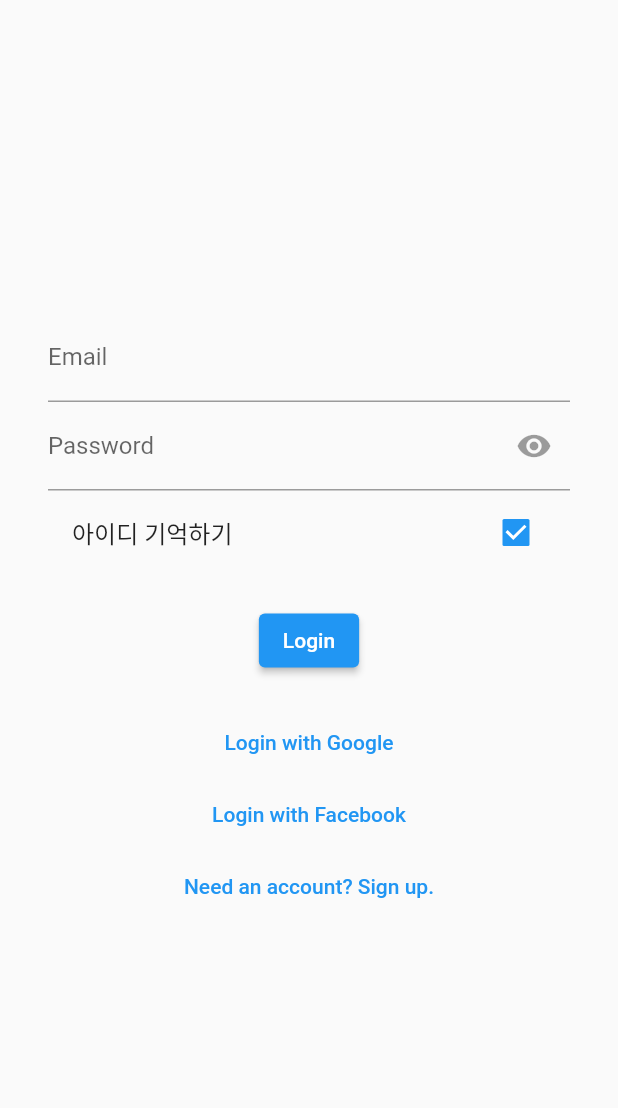
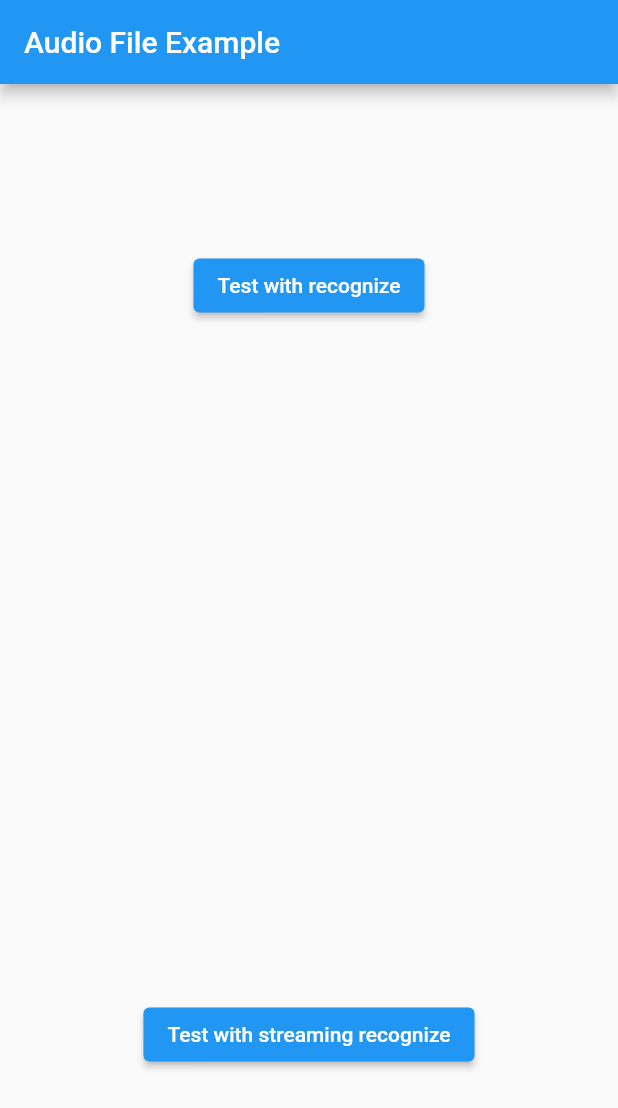
Before and after one commit to kangbba/transpresentation, a Flutter app: the screen it shows after launch, on a phone screen of 412 x 824 dp. Shown: the top 1108 px of the screen. Run offline on Flutter 3.47's test engine with Material 2 defaults, Android fonts, the phone set to English and light mode, and no system bars; our stand-ins replace cloud_firestore, firebase_auth, firebase_core, fluttertoast, google_sign_in, loading_animation_widget and 1 more; missing offline and left inert: google_speech, lecle_volume_flutter; accounts and stored records are empty; project files that could hold a hidden picture were left out.

Commit message:
adding googleCloudSpeech

```diff
--- a/lib/main.dart
+++ b/lib/main.dart
@@ -1,6 +1,7 @@
 import 'package:flutter/material.dart';
 import 'package:transpresentation/screens/login_screen.dart';
 import 'package:firebase_core/firebase_core.dart';
+import 'package:transpresentation/testing/test_screen.dart';
 
 void main() async{
   WidgetsFlutterBinding.ensureInitialized();
@@ -19,7 +20,7 @@ class MyApp extends StatelessWidget {
       theme: ThemeData(
         primarySwatch: Colors.blue,
       ),
-      home: LoginScreen(),
+      home: AudioRecognize(),
     );
   }
 }
--- /dev/null
+++ b/lib/testing/test_screen.dart
@@ -0,0 +1,144 @@
+import 'dart:io';
+
+import 'package:flutter/material.dart';
+import 'package:flutter/services.dart';
+import 'package:google_speech/google_speech.dart';
+import 'package:path_provider/path_provider.dart';
+class AudioRecognize extends StatefulWidget {
+  @override
+  State<StatefulWidget> createState() => _AudioRecognizeState();
+}
+
+class _AudioRecognizeState extends State<AudioRecognize> {
+  bool recognizing = false;
+  bool recognizeFinished = false;
+  String text = '';
+  final jsonPath = 'assets/quick-woodland-376602-7a68644c54ac.json';
+
+  void recognize() async {
+    setState(() {
+      recognizing = true;
+    });
+    final serviceAccount = ServiceAccount.fromString(
+        '${(await rootBundle.loadString(jsonPath))}');
+    final speechToText = SpeechToText.viaServiceAccount(serviceAccount);
+    final config = _getConfig();
+    final audio = await _getAudioContent('test.wav');
+
+    await speechToText.recognize(config, audio).then((value) {
+      setState(() {
+        text = value.results
+            .map((e) => e.alternatives.first.transcript)
+            .join('\n');
+      });
+    }).whenComplete(() => setState(() {
+      recognizeFinished = true;
+      recognizing = false;
+    }));
+  }
+
+  void streamingRecognize() async {
+    setState(() {
+      recognizing = true;
+    });
+    final serviceAccount = ServiceAccount.fromString(
+        '${(await rootBundle.loadString(jsonPath))}');
+    final speechToText = SpeechToText.viaServiceAccount(serviceAccount);
+    final config = _getConfig();
+
+    final responseStream = speechToText.streamingRecognize(
+        StreamingRecognitionConfig(config: config, interimResults: true),
+        await _getAudioStream('test.wav'));
+
+    responseStream.listen((data) {
+      setState(() {
+        text =
+            data.results.map((e) => e.alternatives.first.transcript).join('\n');
+        recognizeFinished = true;
+      });
+    }, onDone: () {
+      setState(() {
+        recognizing = false;
+      });
+    });
+  }
+
+  RecognitionConfig _getConfig() => RecognitionConfig(
+      encoding: AudioEncoding.LINEAR16,
+      model: RecognitionModel.basic,
+      enableAutomaticPunctuation: true,
+      sampleRateHertz: 16000,
+      languageCode: 'en-US');
+
+  Future<void> _copyFileFromAssets(String name) async {
+    var data = await rootBundle.load('assets/$name');
+    final directory = await getApplicationDocumentsDirectory();
+    final path = directory.path + '/$name';
+    await File(path).writeAsBytes(
+        data.buffer.asUint8List(data.offsetInBytes, data.lengthInBytes));
+  }
+
+  Future<List<int>> _getAudioContent(String name) async {
+    final directory = await getApplicationDocumentsDirectory();
+    final path = directory.path + '/$name';
+    if (!File(path).existsSync()) {
+      await _copyFileFromAssets(name);
+    }
+    return File(path).readAsBytesSync().toList();
+  }
+
+  Future<Stream<List<int>>> _getAudioStream(String name) async {
+    final directory = await getApplicationDocumentsDirectory();
+    final path = directory.path + '/$name';
+    if (!File(path).existsSync()) {
+      await _copyFileFromAssets(name);
+    }
+    return File(path).openRead();
+  }
+
+  @override
+  Widget build(BuildContext context) {
+    return Scaffold(
+      appBar: AppBar(
+        title: Text('Audio File Example'),
+      ),
+      body: Center(
+        child: Column(
+          mainAxisAlignment: MainAxisAlignment.spaceAround,
+          children: <Widget>[
+            if (recognizeFinished)
+              Column(
+                children: <Widget>[
+                  Text(
+                    'The text recognized by the Google Speech Api:',
+                  ),
+                  SizedBox(
+                    height: 16.0,
+                  ),
+                  Text(
+                    text,
+                    style: Theme.of(context).textTheme.bodyText1,
+                  ),
+                ],
+              ),
+            ElevatedButton(
+              onPressed: recognizing ? () {} : recognize,
+              child: recognizing
+                  ? CircularProgressIndicator()
+                  : Text('Test with recognize'),
+            ),
+            SizedBox(
+              height: 10.0,
+            ),
+            ElevatedButton(
+              onPressed: recognizing ? () {} : streamingRecognize,
+              child: recognizing
+                  ? CircularProgressIndicator()
+                  : Text('Test with streaming recognize'),
+            ),
+          ],
+        ),
+      ), // This trailing comma makes auto-formatting nicer for build methods.
+    );
+  }
+}
```
Also changed, not shown: lib/apis/google_speech_control.dart (deleted, +0 -67 lines), lib/apis/speech_recognition_control.dart (deleted, +0 -150 lines), lib/room_screens/presenter_screen.dart (+1 -102 lines), pubspec.yaml (+5 -5 lines), transpresentation/assets/quick-woodland-376602-7a68644c54ac.json (added, +12 -0 lines).
